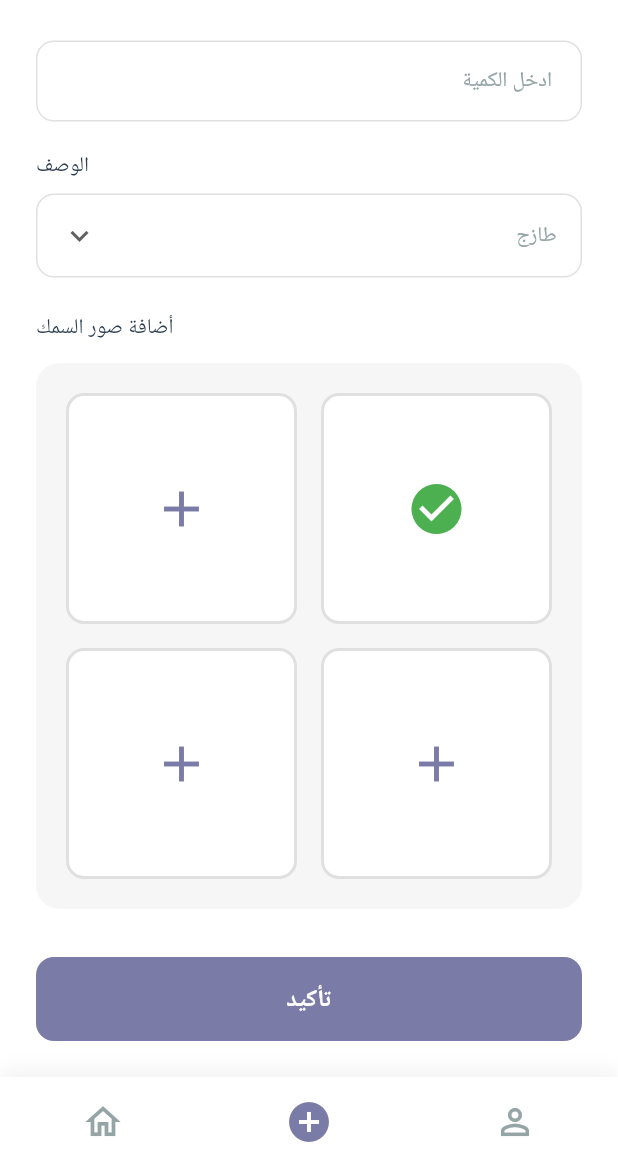
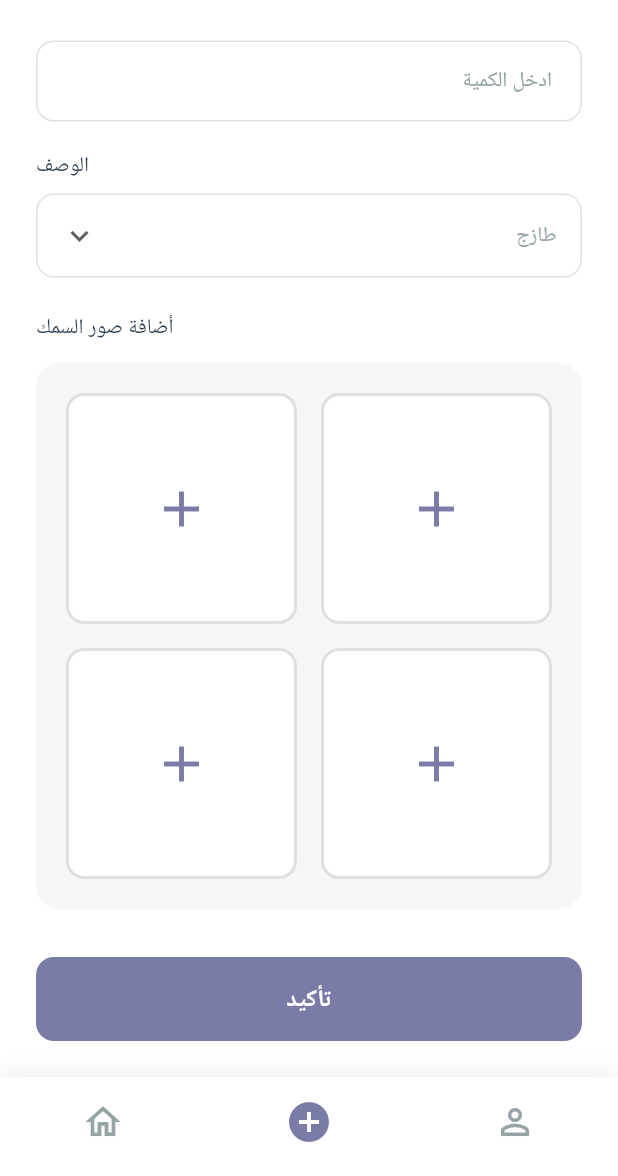
Before and after one commit to AymanAltairi73/rasedak, a Flutter app: the NewOrderScreen screen opened directly, scrolled down 448 dp, after a tap on the "add" icon, on a phone screen of 412 x 824 dp, the part 60-1236 px from its top. Run offline on Flutter 3.47's test engine with Material 3 defaults, Android fonts, the phone set to English and light mode, and no system bars; our stand-ins replace image_picker, shared_preferences; accounts and stored records are empty; Roboto replaces fonts that are missing (Cairo).

Commit message:
implement image picker functionality and order persistence service
Added image_picker package to enable photo selection from gallery with 80% quality compression, implemented OrderService using shared_preferences to save and retrieve order data as JSON, modified new order screen to display selected images as thumbnails instead of checkmarks, updated order submission to persist data before navigation, and removed unused forward arrow button from profile screen app bar

```diff
--- a/lib/screens/new_order_screen.dart
+++ b/lib/screens/new_order_screen.dart
@@ -1,7 +1,10 @@
 import 'package:flutter/material.dart';
+import 'package:image_picker/image_picker.dart';
+import 'dart:io';
 import '../utils/constants.dart';
 import '../widgets/custom_button.dart';
 import '../widgets/form_input.dart';
+import '../services/order_service.dart';
 import 'order_confirmation_screen.dart';
 
 class NewOrderScreen extends StatefulWidget {
@@ -20,7 +23,9 @@ class _NewOrderScreenState extends State<NewOrderScreen> {
   final _quantityController = TextEditingController();
   final _descriptionController = TextEditingController();
 
-  final List<String> _selectedImages = [];
+  final List<File?> _selectedImages = [null, null, null, null];
+  final ImagePicker _imagePicker = ImagePicker();
+  final OrderService _orderService = OrderService();
   bool _isLoading = false;
 
   @override
@@ -35,18 +40,41 @@ class _NewOrderScreenState extends State<NewOrderScreen> {
   }
 
   Future<void> _pickImage(int index) async {
-    // TODO: implement image picker
+    try {
+      final XFile? pickedFile = await _imagePicker.pickImage(
+        source: ImageSource.gallery,
+        imageQuality: 80,
+      );
+
+      if (pickedFile != null) {
         setState(() {
-      if (_selectedImages.length > index) {
-        _selectedImages[index] = 'image_$index';
-      } else {
-        _selectedImages.add('image_$index');
-      }
+          _selectedImages[index] = File(pickedFile.path);
         });
       }
+    } catch (e) {
+      ScaffoldMessenger.of(context).showSnackBar(
+        SnackBar(
+          content: Text('خطأ في اختيار الصورة: $e'),
+          backgroundColor: Colors.red,
+        ),
+      );
+    }
+  }
 
-  void _submitOrder() {
+  Future<void> _submitOrder() async {
     if (_formKey.currentState!.validate()) {
+      // حفظ الطلب
+      await _orderService.saveOrder(
+        sellerName: _nameController.text,
+        phone: _phoneController.text,
+        category: _categoryController.text,
+        price: _priceController.text,
+        quantity: _quantityController.text,
+        description: _descriptionController.text,
+        images: _selectedImages,
+      );
+
+      if (mounted) {
         // الانتقال لشاشة التأكيد
         Navigator.of(context).push(
           MaterialPageRoute(
@@ -61,6 +89,7 @@ class _NewOrderScreenState extends State<NewOrderScreen> {
             ),
           ),
         );
+      }
     }
   }
 
@@ -315,6 +344,7 @@ class _NewOrderScreenState extends State<NewOrderScreen> {
                                 mainAxisSpacing: 16,
                                 crossAxisSpacing: 16,
                                 children: List.generate(4, (index) {
+                                  final hasImage = _selectedImages[index] != null;
                                   return GestureDetector(
                                     onTap: () => _pickImage(index),
                                     child: Container(
@@ -327,12 +357,12 @@ class _NewOrderScreenState extends State<NewOrderScreen> {
                                           style: BorderStyle.solid,
                                         ),
                                       ),
-                                      child: _selectedImages.length > index
-                                          ? const Center(
-                                              child: Icon(
-                                                Icons.check_circle,
-                                                color: Colors.green,
-                                                size: 40,
+                                      child: hasImage
+                                          ? ClipRRect(
+                                              borderRadius: BorderRadius.circular(10),
+                                              child: Image.file(
+                                                _selectedImages[index]!,
+                                                fit: BoxFit.cover,
                                               ),
                                             )
                                           : const Center(
--- a/lib/screens/order_confirmation_screen.dart
+++ b/lib/screens/order_confirmation_screen.dart
@@ -1,4 +1,5 @@
 import 'package:flutter/material.dart';
+import 'dart:io';
 import '../utils/constants.dart';
 
 class OrderConfirmationScreen extends StatelessWidget {
@@ -8,7 +9,7 @@ class OrderConfirmationScreen extends StatelessWidget {
   final String price;
   final String quantity;
   final String description;
-  final List<String> images;
+  final List<File?> images;
 
   const OrderConfirmationScreen({
     super.key,
--- a/pubspec.yaml
+++ b/pubspec.yaml
@@ -37,6 +37,7 @@ dependencies:
   # Use with the CupertinoIcons class for iOS style icons.
   cupertino_icons: ^1.0.8
   shared_preferences: ^2.2.2
+  image_picker: ^1.0.4
 
 dev_dependencies:
   flutter_test:
```
Also changed, not shown: lib/screens/profile_screen.dart (+6 -6 lines), lib/services/order_service.dart (added, +73 -0 lines), pubspec.lock, 5 other files. Lines whose indentation alone changed are shown as unchanged.
